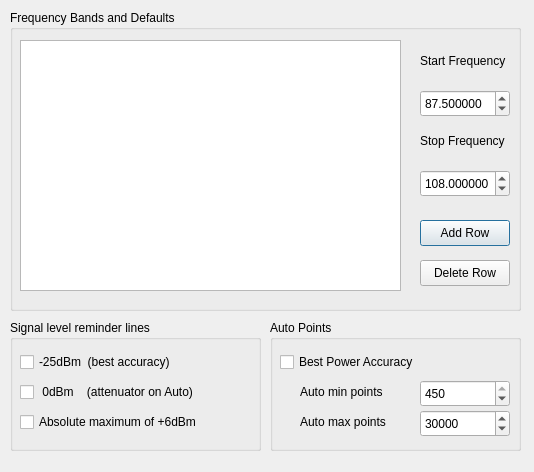
Qt form preferences.ui (g4ixt/QtTinySA) before a commit.
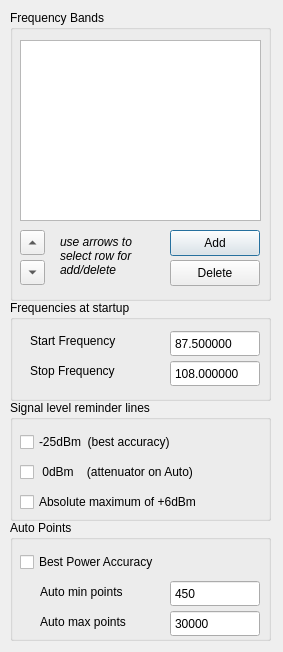
The same form after that commit.

What changed in the file:
```diff
--- a/preferences.ui
+++ b/preferences.ui
@@ -6,8 +6,8 @@
    <rect>
     <x>0</x>
     <y>0</y>
-    <width>534</width>
-    <height>472</height>
+    <width>283</width>
+    <height>652</height>
    </rect>
   </property>
   <property name="windowTitle">
@@ -16,10 +16,10 @@
   <widget class="QGroupBox" name="autoPoints">
    <property name="geometry">
     <rect>
-     <x>270</x>
-     <y>320</y>
-     <width>251</width>
-     <height>131</height>
+     <x>10</x>
+     <y>520</y>
+     <width>261</width>
+     <height>121</height>
     </rect>
    </property>
    <property name="sizePolicy">
@@ -34,12 +34,15 @@
    <widget class="QSpinBox" name="minPoints">
     <property name="geometry">
      <rect>
-      <x>150</x>
+      <x>160</x>
       <y>60</y>
       <width>90</width>
       <height>27</height>
      </rect>
     </property>
+    <property name="buttonSymbols">
+     <enum>QAbstractSpinBox::NoButtons</enum>
+    </property>
     <property name="minimum">
      <number>25</number>
     </property>
@@ -53,12 +56,15 @@
    <widget class="QSpinBox" name="maxPoints">
     <property name="geometry">
      <rect>
-      <x>150</x>
+      <x>160</x>
       <y>90</y>
       <width>90</width>
       <height>27</height>
      </rect>
     </property>
+    <property name="buttonSymbols">
+     <enum>QAbstractSpinBox::NoButtons</enum>
+    </property>
     <property name="minimum">
      <number>25</number>
     </property>
@@ -116,9 +122,9 @@
    <property name="geometry">
     <rect>
      <x>10</x>
-     <y>320</y>
-     <width>251</width>
-     <height>131</height>
+     <y>400</y>
+     <width>261</width>
+     <height>121</height>
     </rect>
    </property>
    <property name="sizePolicy">
@@ -184,20 +190,20 @@
     <rect>
      <x>10</x>
      <y>10</y>
-     <width>511</width>
-     <height>301</height>
+     <width>261</width>
+     <height>291</height>
     </rect>
    </property>
    <property name="title">
-    <string>Frequency Bands and Defaults   </string>
+    <string>Frequency Bands  </string>
    </property>
    <widget class="QTableView" name="freqBands">
     <property name="geometry">
      <rect>
       <x>10</x>
       <y>30</y>
-      <width>381</width>
-      <height>251</height>
+      <width>241</width>
+      <height>181</height>
      </rect>
     </property>
     <property name="sizePolicy">
@@ -213,14 +219,14 @@
     </property>
     <property name="geometry">
      <rect>
-      <x>410</x>
-      <y>210</y>
+      <x>160</x>
+      <y>220</y>
       <width>90</width>
       <height>26</height>
      </rect>
     </property>
     <property name="text">
-     <string>Add Row</string>
+     <string>Add</string>
     </property>
    </widget>
    <widget class="QPushButton" name="deleteRow">
@@ -229,47 +235,94 @@
     </property>
     <property name="geometry">
      <rect>
-      <x>410</x>
+      <x>160</x>
       <y>250</y>
       <width>90</width>
       <height>26</height>
      </rect>
     </property>
     <property name="text">
-     <string>Delete Row</string>
+     <string>Delete</string>
     </property>
    </widget>
-   <widget class="QDoubleSpinBox" name="defaultStop">
+   <widget class="QToolButton" name="rowUp">
     <property name="geometry">
      <rect>
-      <x>410</x>
-      <y>160</y>
-      <width>90</width>
-      <height>27</height>
+      <x>10</x>
+      <y>220</y>
+      <width>25</width>
+      <height>25</height>
      </rect>
     </property>
-    <property name="decimals">
-     <number>6</number>
+    <property name="text">
+     <string>...</string>
     </property>
-    <property name="minimum">
-     <double>0.100000000000000</double>
+    <property name="arrowType">
+     <enum>Qt::UpArrow</enum>
     </property>
-    <property name="maximum">
-     <double>6000.000000000000000</double>
+   </widget>
+   <widget class="QToolButton" name="rowDown">
+    <property name="geometry">
+     <rect>
+      <x>10</x>
+      <y>250</y>
+      <width>25</width>
+      <height>25</height>
+     </rect>
     </property>
-    <property name="value">
-     <double>108.000000000000000</double>
+    <property name="text">
+     <string>...</string>
     </property>
+    <property name="arrowType">
+     <enum>Qt::DownArrow</enum>
+    </property>
    </widget>
+   <widget class="QLabel" name="label_5">
+    <property name="geometry">
+     <rect>
+      <x>50</x>
+      <y>210</y>
+      <width>91</width>
+      <height>71</height>
+     </rect>
+    </property>
+    <property name="font">
+     <font>
+      <italic>true</italic>
+     </font>
+    </property>
+    <property name="text">
+     <string>use arrows to select row for add/delete</string>
+    </property>
+    <property name="wordWrap">
+     <bool>true</bool>
+    </property>
+   </widget>
+  </widget>
+  <widget class="QGroupBox" name="groupBox">
+   <property name="geometry">
+    <rect>
+     <x>10</x>
+     <y>300</y>
+     <width>261</width>
+     <height>101</height>
+    </rect>
+   </property>
+   <property name="title">
+    <string>Frequencies at startup  </string>
+   </property>
    <widget class="QDoubleSpinBox" name="defaultStart">
     <property name="geometry">
      <rect>
-      <x>410</x>
-      <y>80</y>
+      <x>160</x>
+      <y>30</y>
       <width>90</width>
       <height>27</height>
      </rect>
     </property>
+    <property name="buttonSymbols">
+     <enum>QAbstractSpinBox::NoButtons</enum>
+    </property>
     <property name="decimals">
      <number>6</number>
     </property>
@@ -283,13 +336,38 @@
      <double>87.500000000000000</double>
     </property>
    </widget>
+   <widget class="QDoubleSpinBox" name="defaultStop">
+    <property name="geometry">
+     <rect>
+      <x>160</x>
+      <y>60</y>
+      <width>90</width>
+      <height>27</height>
+     </rect>
+    </property>
+    <property name="buttonSymbols">
+     <enum>QAbstractSpinBox::NoButtons</enum>
+    </property>
+    <property name="decimals">
+     <number>6</number>
+    </property>
+    <property name="minimum">
+     <double>0.100000000000000</double>
+    </property>
+    <property name="maximum">
+     <double>6000.000000000000000</double>
+    </property>
+    <property name="value">
+     <double>108.000000000000000</double>
+    </property>
+   </widget>
    <widget class="QLabel" name="label">
     <property name="geometry">
      <rect>
-      <x>410</x>
+      <x>20</x>
       <y>30</y>
-      <width>91</width>
-      <height>41</height>
+      <width>131</width>
+      <height>21</height>
      </rect>
     </property>
     <property name="text">
@@ -302,10 +380,10 @@
    <widget class="QLabel" name="label_2">
     <property name="geometry">
      <rect>
-      <x>410</x>
-      <y>110</y>
-      <width>91</width>
-      <height>41</height>
+      <x>20</x>
+      <y>60</y>
+      <width>121</width>
+      <height>21</height>
      </rect>
     </property>
     <property name="text">
```
